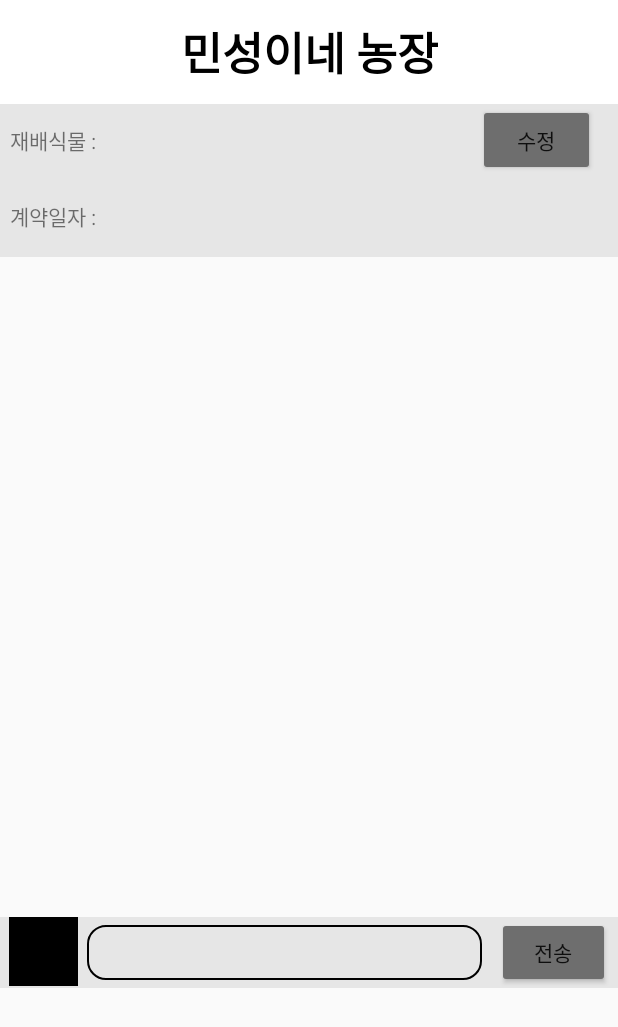
After one commit to minseong-dev/android_project, an Android app: the layout activity_main.xml on its own in the app's theme, with its tools: preview values and no code run, on a phone screen of 412 x 824 dp. The commit adds this screen. Shown: the top 1027 px of the screen. Run offline under Robolectric (Android 15) with nearby library versions, the phone set to English and light mode, and no system bars.

Commit message:
임혜정

```diff
--- /dev/null
+++ b/RentalFarm/app/src/main/res/drawable/chat.xml
@@ -0,0 +1,17 @@
+<?xml version="1.0" encoding="utf-8"?>
+<layer-list xmlns:android="http://schemas.android.com/apk/res/android">
+
+    <item>
+        <shape android:shape="rectangle">
+            <corners
+                android:bottomLeftRadius="12dp"
+                android:bottomRightRadius="12dp"
+                android:topLeftRadius="12dp"
+                android:topRightRadius="12dp" />
+
+            <stroke android:width="1dp"
+                android:color="@color/black" />
+            <solid android:color="@color/gray" />
+        </shape>
+    </item>
+</layer-list>
--- /dev/null
+++ b/RentalFarm/app/src/main/res/layout/activity_main.xml
@@ -0,0 +1,138 @@
+<?xml version="1.0" encoding="utf-8"?>
+<LinearLayout xmlns:android="http://schemas.android.com/apk/res/android"
+    xmlns:app="http://schemas.android.com/apk/res-auto"
+    xmlns:tools="http://schemas.android.com/tools"
+    android:layout_width="match_parent"
+    android:layout_height="match_parent"
+    android:orientation="vertical"
+    tools:context=".MainActivity">
+
+    <androidx.appcompat.widget.Toolbar
+        android:id="@+id/toolbar2"
+        android:layout_width="match_parent"
+        android:layout_height="69dp"
+        android:background="@color/white"
+        android:minHeight="?attr/actionBarSize"
+        android:theme="?attr/actionBarTheme">
+
+        <TextView
+            android:id="@+id/tv_toolbar"
+            android:layout_width="wrap_content"
+            android:layout_height="wrap_content"
+            android:layout_gravity="center"
+            android:clickable="false"
+            android:focusable="false"
+            android:longClickable="false"
+            android:text="민성이네 농장"
+            android:textColor="@color/black"
+            android:textSize="30dp"
+            android:textStyle="bold" />
+
+    </androidx.appcompat.widget.Toolbar>
+
+    <LinearLayout
+        android:layout_width="match_parent"
+        android:layout_height="wrap_content"
+        android:background="@color/gray"
+        android:weightSum="10">
+
+        <TextView
+            android:id="@+id/text1"
+            android:layout_width="wrap_content"
+            android:layout_height="match_parent"
+            android:layout_gravity="left"
+            android:gravity="left|center"
+            android:text="  재배식물 : "
+            android:layout_weight="1"/>
+
+        <TextView
+            android:id="@+id/main_label"
+            android:gravity="center_vertical"
+            android:layout_gravity="center_vertical"
+            android:layout_width="wrap_content"
+            android:layout_height="wrap_content" />
+
+        <TextView
+            android:id="@+id/value2"
+            android:layout_width="wrap_content"
+            android:layout_height="match_parent"
+            android:layout_gravity="left|center"
+            android:gravity="center_vertical"
+            android:layout_weight="8"/>
+
+        <Button
+            android:id="@+id/setText"
+            android:layout_width="50dp"
+            android:layout_height="wrap_content"
+            android:layout_gravity="right"
+            android:backgroundTint="@color/Button"
+            android:text="수정"
+            android:layout_weight="1"
+            android:layout_marginRight="15dp"/>
+
+    </LinearLayout>
+
+    <TextView
+        android:id="@+id/text2"
+        android:layout_width="match_parent"
+        android:layout_height="54dp"
+        android:background="@color/gray"
+        android:gravity="left|center"
+        android:text="  계약일자 : " />
+
+
+    <ListView
+        android:id="@+id/chat_view"
+        android:layout_width="match_parent"
+        android:layout_height="440dp"
+        android:divider="#FFFFFF"
+        android:dividerHeight="0px" />
+
+    <LinearLayout
+        android:layout_width="match_parent"
+        android:layout_height="47dp"
+        android:background="@color/gray"
+        android:orientation="horizontal">
+
+
+        <ImageButton
+            android:id="@+id/btn_photo"
+            android:layout_width="40dp"
+            android:layout_height="46dp"
+            android:layout_weight="1"
+            android:background="@android:color/transparent"
+            android:baselineAlignBottom="false"
+            android:clickable="true"
+            android:scaleType="fitCenter"
+            app:srcCompat="@mipmap/photo_camera"
+            android:layout_marginLeft="5dp"
+            android:layout_marginRight="5dp"/>
+
+
+        <EditText
+            android:id="@+id/input_msg"
+            android:layout_width="263dp"
+            android:layout_height="match_parent"
+            android:background="@drawable/chat"
+            android:clickable="true"
+            android:singleLine="true"
+            android:layout_marginRight="10dp"
+            android:layout_marginTop="5dp"
+            android:layout_marginBottom="5dp"/>
+
+        <Button
+            android:id="@+id/btn_send"
+            android:layout_width="68dp"
+            android:layout_height="wrap_content"
+            android:layout_marginRight="5dp"
+            android:layout_weight="1"
+            android:backgroundTint="@color/Button"
+            android:clickable="true"
+            android:singleLine="true"
+            android:text="전송"
+            android:textSize="14sp"
+            android:onClick="clickBtn"/>
+
+    </LinearLayout>
+
+</LinearLayout>
--- a/RentalFarm/app/src/main/res/values/colors.xml
+++ b/RentalFarm/app/src/main/res/values/colors.xml
@@ -7,4 +7,8 @@
     <color name="teal_700">#FF018786</color>
     <color name="black">#FF000000</color>
     <color name="white">#FFFFFFFF</color>
+    <color name="gray">#E6E6E6</color>
+    <color name="Button">#6E6E6E</color>
+    <color name="green">#1D681D</color>
+    <color name="Darkgray">#474947</color>
 </resources>
--- a/RentalFarm/app/src/main/res/values/strings.xml
+++ b/RentalFarm/app/src/main/res/values/strings.xml
@@ -1,3 +1,4 @@
 <resources>
     <string name="app_name">Rental Farm</string>
+    <string name="can_not_find_pairing_button"><u>chatview</u></string>
 </resources>
```
Also changed, not shown: RentalFarm/app/src/main/java/com/example/rentalfarm/Camera.java (added, +142 -0 lines), RentalFarm/app/src/main/java/com/example/rentalfarm/CustomDialog.java (added, +52 -0 lines), RentalFarm/app/src/main/java/com/example/rentalfarm/MainActivity.java (added, +68 -0 lines), RentalFarm/app/src/main/java/com/example/rentalfarm/MediaScanner.java (added, +64 -0 lines), RentalFarm/app/src/main/res/layout/activity_camera.xml (added, +51 -0 lines), RentalFarm/app/src/main/res/layout/custom_dialog.xml (added, +53 -0 lines), RentalFarm/app/src/main/res/mipmap-anydpi-v26/photo_camera.jpg (added).
